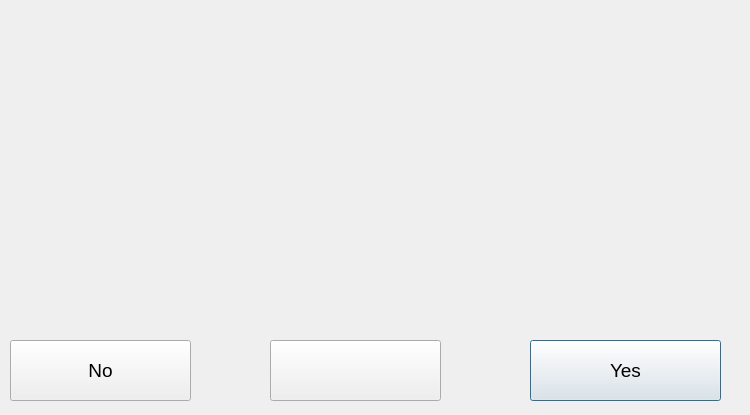
First picture: the form in ui/MessageDlg.ui, repository guyuhong/CLAMS, before the edit.
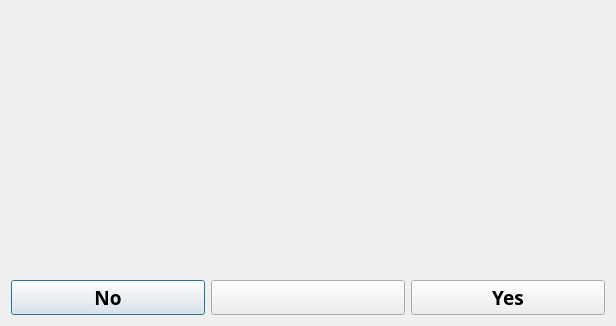
Second picture: the form after the edit.

The edit to the form file:
```diff
--- a/ui/MessageDlg.ui
+++ b/ui/MessageDlg.ui
@@ -6,25 +6,53 @@
    <rect>
     <x>0</x>
     <y>0</y>
-    <width>750</width>
-    <height>415</height>
+    <width>616</width>
+    <height>326</height>
    </rect>
   </property>
   <property name="windowTitle">
    <string>Ack.. A Question...</string>
   </property>
+  <layout class="QVBoxLayout" name="verticalLayout">
+   <item>
+    <layout class="QHBoxLayout" name="horizontalLayout">
+     <item>
+      <widget class="QLabel" name="iconLabel">
+       <property name="sizePolicy">
+        <sizepolicy hsizetype="Preferred" vsizetype="MinimumExpanding">
+         <horstretch>0</horstretch>
+         <verstretch>0</verstretch>
+        </sizepolicy>
+       </property>
+       <property name="font">
+        <font>
+         <family>Arial Black</family>
+         <weight>75</weight>
+         <bold>true</bold>
+        </font>
+       </property>
+       <property name="text">
+        <string/>
+       </property>
+       <property name="alignment">
+        <set>Qt::AlignCenter</set>
+       </property>
+      </widget>
+     </item>
+     <item>
   <widget class="QLabel" name="msgLabel">
-   <property name="geometry">
-    <rect>
-     <x>300</x>
-     <y>20</y>
-     <width>431</width>
-     <height>301</height>
-    </rect>
+       <property name="sizePolicy">
+        <sizepolicy hsizetype="Preferred" vsizetype="MinimumExpanding">
+         <horstretch>0</horstretch>
+         <verstretch>0</verstretch>
+        </sizepolicy>
    </property>
    <property name="font">
     <font>
+         <family>Arial Black</family>
      <pointsize>15</pointsize>
+         <weight>75</weight>
+         <bold>true</bold>
     </font>
    </property>
    <property name="frameShape">
@@ -34,79 +62,83 @@
     <string/>
    </property>
    <property name="alignment">
-    <set>Qt::AlignHCenter|Qt::AlignTop</set>
+        <set>Qt::AlignCenter</set>
    </property>
    <property name="wordWrap">
     <bool>true</bool>
    </property>
   </widget>
-  <widget class="QPushButton" name="btn_1">
-   <property name="geometry">
-    <rect>
-     <x>530</x>
-     <y>340</y>
-     <width>191</width>
-     <height>61</height>
-    </rect>
-   </property>
-   <property name="font">
-    <font>
-     <pointsize>14</pointsize>
-    </font>
-   </property>
-   <property name="text">
-    <string>Yes</string>
-   </property>
-  </widget>
+     </item>
+    </layout>
+   </item>
+   <item>
+    <layout class="QHBoxLayout" name="horizontalLayout_2">
+     <item>
   <widget class="QPushButton" name="btn_2">
-   <property name="geometry">
-    <rect>
-     <x>10</x>
-     <y>340</y>
-     <width>181</width>
-     <height>61</height>
-    </rect>
+       <property name="sizePolicy">
+        <sizepolicy hsizetype="Minimum" vsizetype="Fixed">
+         <horstretch>0</horstretch>
+         <verstretch>0</verstretch>
+        </sizepolicy>
    </property>
    <property name="font">
     <font>
+         <family>Arial Black</family>
      <pointsize>14</pointsize>
+         <weight>75</weight>
+         <bold>true</bold>
     </font>
    </property>
    <property name="text">
     <string>No</string>
    </property>
   </widget>
-  <widget class="QLabel" name="iconLabel">
-   <property name="geometry">
-    <rect>
-     <x>30</x>
-     <y>20</y>
-     <width>271</width>
-     <height>300</height>
-    </rect>
-   </property>
-   <property name="text">
-    <string/>
-   </property>
-  </widget>
+     </item>
+     <item>
   <widget class="QPushButton" name="btn_3">
-   <property name="geometry">
-    <rect>
-     <x>270</x>
-     <y>340</y>
-     <width>171</width>
-     <height>61</height>
-    </rect>
+       <property name="sizePolicy">
+        <sizepolicy hsizetype="Minimum" vsizetype="Fixed">
+         <horstretch>0</horstretch>
+         <verstretch>0</verstretch>
+        </sizepolicy>
    </property>
    <property name="font">
     <font>
+         <family>Arial Black</family>
      <pointsize>14</pointsize>
+         <weight>75</weight>
+         <bold>true</bold>
     </font>
    </property>
    <property name="text">
     <string/>
    </property>
   </widget>
+     </item>
+     <item>
+      <widget class="QPushButton" name="btn_1">
+       <property name="sizePolicy">
+        <sizepolicy hsizetype="Minimum" vsizetype="Fixed">
+         <horstretch>0</horstretch>
+         <verstretch>0</verstretch>
+        </sizepolicy>
+       </property>
+       <property name="font">
+        <font>
+         <family>Arial Black</family>
+         <pointsize>14</pointsize>
+         <weight>75</weight>
+         <bold>true</bold>
+        </font>
+       </property>
+       <property name="text">
+        <string>Yes</string>
+       </property>
+      </widget>
+     </item>
+    </layout>
+   </item>
+  </layout>
  </widget>
  <resources/>
  <connections/>
```
Lines whose indentation alone changed are shown as unchanged.
